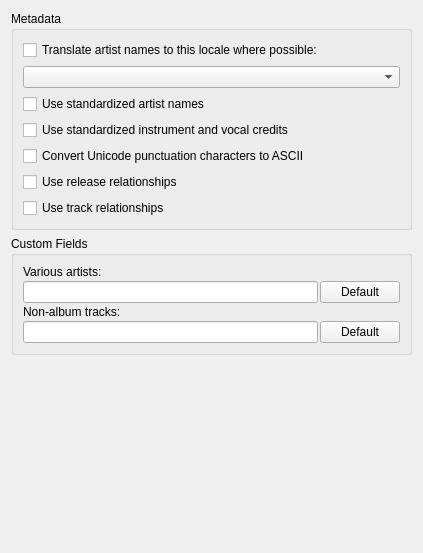
metabrainz/picard, file ui/options_metadata.ui: the form before one commit.
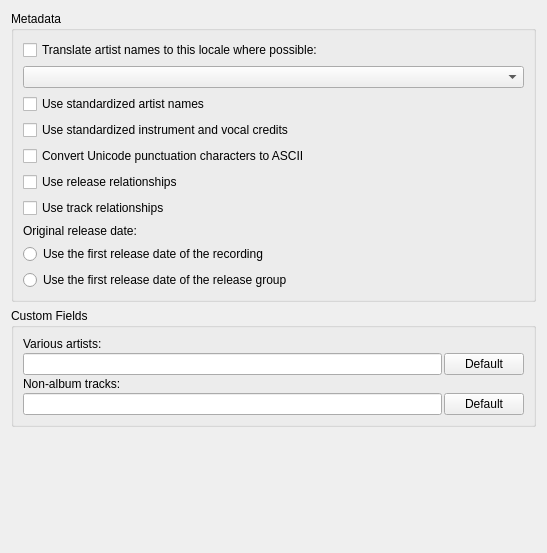
The form after the commit.

Commit message: PICARD-204: Option to toggle between recording / releasegroup originaldate

```diff
--- a/ui/options_metadata.ui
+++ b/ui/options_metadata.ui
@@ -6,7 +6,7 @@
    <rect>
     <x>0</x>
     <y>0</y>
-    <width>423</width>
+    <width>547</width>
     <height>553</height>
    </rect>
   </property>
@@ -77,6 +77,27 @@
         </property>
        </widget>
       </item>
+      <item>
+       <widget class="QLabel" name="originaldate_label">
+        <property name="text">
+         <string>Original release date:</string>
+        </property>
+       </widget>
+      </item>
+      <item>
+       <widget class="QRadioButton" name="originaldate_use_recording">
+        <property name="text">
+         <string>Use the first release date of the recording</string>
+        </property>
+       </widget>
+      </item>
+      <item>
+       <widget class="QRadioButton" name="originaldate_use_releasegroup">
+        <property name="text">
+         <string>Use the first release date of the release group</string>
+        </property>
+       </widget>
+      </item>
      </layout>
     </widget>
    </item>
```
The commit also changes 4 other files.
